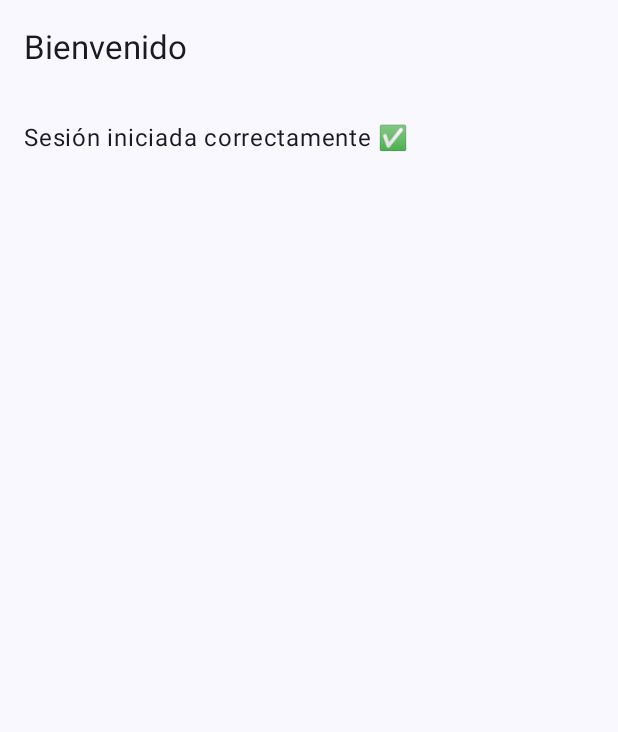
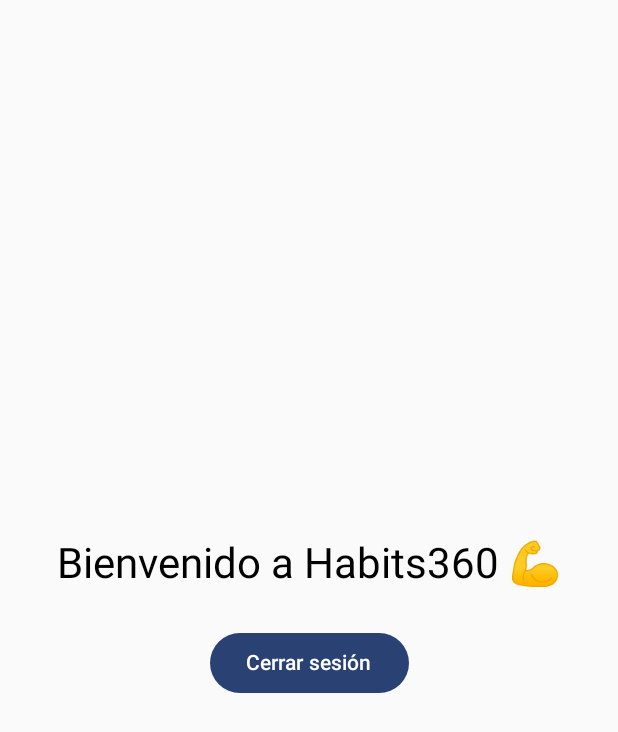
Before and after one commit to Diegoalvmor/Habits360, an Android app built with Jetpack Compose: the HomeActivity screen opened directly, with no data from a screen before it, on a phone screen of 412 x 824 dp. Shown: the top 732 px of the screen. Run offline under Robolectric (Android 15) with nearby library versions, the phone set to English and light mode, and no system bars; our stand-ins replace Firebase (no records; nobody signed in at launch, a user with empty details on screens opened directly).

Commit message:
News:
Created rules for accessing Firestore.
Managed to create a "Create profile" activity which shows the first time when logging if u don't have a profile yet.

Added:
UserProfile.kt
FirebaseRepository.kt
ProfileSetupActivity.kt
ProfileSetupScreen.kt
ProfileViewModel.kt

Modified:
HomeActivity to being launched after creating the profile, added some simple UI.

```diff
--- a/app/build.gradle.kts
+++ b/app/build.gradle.kts
@@ -63,6 +63,7 @@ dependencies {
 
     implementation(libs.firebase.auth.ktx)
     implementation(libs.play.services.auth)
+    implementation(libs.firebase.firestore.ktx)
 
 
     testImplementation(libs.junit)
--- a/app/src/main/AndroidManifest.xml
+++ b/app/src/main/AndroidManifest.xml
@@ -15,6 +15,7 @@
         android:theme="@style/Theme.Habits360"
         tools:targetApi="31" >
         <activity android:name=".HomeActivity" />
+        <activity android:name=".profile.ProfileSetupActivity" />
 
         <activity
             android:name=".MainActivity"
--- a/app/src/main/java/com/example/habits360/HomeActivity.kt
+++ b/app/src/main/java/com/example/habits360/HomeActivity.kt
@@ -1,18 +1,25 @@
 package com.example.habits360
 
+import android.content.Intent
 import android.os.Bundle
 import androidx.activity.ComponentActivity
 import androidx.activity.compose.setContent
+import androidx.compose.foundation.layout.Arrangement
+import androidx.compose.foundation.layout.Column
+import androidx.compose.foundation.layout.Spacer
+import androidx.compose.foundation.layout.fillMaxSize
+import androidx.compose.foundation.layout.height
 import androidx.compose.foundation.layout.padding
-import androidx.compose.material3.ExperimentalMaterial3Api
-import androidx.compose.material3.Scaffold
+import androidx.compose.material3.Button
+import androidx.compose.material3.MaterialTheme
 import androidx.compose.material3.Text
-import androidx.compose.material3.TopAppBar
 import androidx.compose.runtime.Composable
+import androidx.compose.ui.Alignment
 import androidx.compose.ui.Modifier
-import androidx.compose.ui.tooling.preview.Preview
+import androidx.compose.ui.platform.LocalContext
 import androidx.compose.ui.unit.dp
 import com.example.habits360.ui.theme.Habits360Theme
+import com.google.firebase.auth.FirebaseAuth
 
 
 class HomeActivity : ComponentActivity() {
@@ -20,24 +27,35 @@ class HomeActivity : ComponentActivity() {
         super.onCreate(savedInstanceState)
         setContent {
             Habits360Theme {
-                PantallaHome()
+                HomeScreen()
             }
         }
     }
 }
 
-@OptIn(ExperimentalMaterial3Api::class)
-@Preview(showBackground = true)
+
 @Composable
-fun PantallaHome() {
-    Scaffold(
-        topBar = {
-            TopAppBar(title = { Text("Bienvenido") })
+fun HomeScreen() {
+    val context = LocalContext.current
+
+    Column(
+        modifier = Modifier
+            .fillMaxSize()
+            .padding(32.dp),
+        verticalArrangement = Arrangement.Center,
+        horizontalAlignment = Alignment.CenterHorizontally
+    ) {
+        Text("Bienvenido a Habits360 💪", style = MaterialTheme.typography.headlineMedium)
+
+        Spacer(modifier = Modifier.height(24.dp))
+
+        Button(onClick = {
+            FirebaseAuth.getInstance().signOut()
+            context.startActivity(Intent(context, MainActivity::class.java).apply {
+                flags = Intent.FLAG_ACTIVITY_NEW_TASK or Intent.FLAG_ACTIVITY_CLEAR_TASK
+            })
+        }) {
+            Text("Cerrar sesión")
         }
-    ) { padding ->
-        Text(
-            "Sesión iniciada correctamente ✅",
-            modifier = Modifier.padding(padding).padding(16.dp)
-        )
     }
 }
--- a/gradle/libs.versions.toml
+++ b/gradle/libs.versions.toml
@@ -15,6 +15,7 @@ credentials = "1.5.0"
 credentialsPlayServicesAuth = "1.5.0"
 googleid = "1.1.1"
 playServicesAuth = "21.3.0"
+firebaseFirestoreKtx = "25.1.3"
 
 [libraries]
 androidx-core-ktx = { group = "androidx.core", name = "core-ktx", version.ref = "coreKtx" }
@@ -37,6 +38,7 @@ androidx-credentials = { group = "androidx.credentials", name = "credentials", v
 androidx-credentials-play-services-auth = { group = "androidx.credentials", name = "credentials-play-services-auth", version.ref = "credentialsPlayServicesAuth" }
 googleid = { group = "com.google.android.libraries.identity.googleid", name = "googleid", version.ref = "googleid" }
 play-services-auth = { module = "com.google.android.gms:play-services-auth", version.ref = "playServicesAuth" }
+firebase-firestore-ktx = { group = "com.google.firebase", name = "firebase-firestore-ktx", version.ref = "firebaseFirestoreKtx" }
 
 [plugins]
 android-application = { id = "com.android.application", version.ref = "agp" }
```
Also changed, not shown: app/src/main/java/com/example/habits360/MainActivity.kt (+19 -8 lines), app/src/main/java/com/example/habits360/profile/FirebaseRepository.kt (added, +45 -0 lines), app/src/main/java/com/example/habits360/profile/ProfileSetupActivity.kt (added, +17 -0 lines), app/src/main/java/com/example/habits360/profile/ProfileSetupScreen.kt (added, +154 -0 lines), app/src/main/java/com/example/habits360/profile/ProfileViewModel.kt (added, +22 -0 lines), app/src/main/java/com/example/habits360/profile/model/UserProfile.kt (added, +9 -0 lines).
